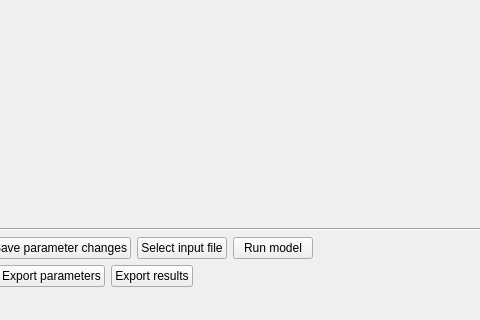
Old version of the form mainwindow.ui in the repository Lecheps/INCAView; both pictures show x 174 to 654 and y 529 to 849 of the 1120 by 849 pixel window.
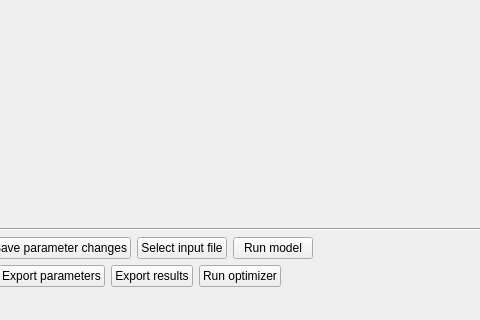
New version of the form. Custom widgets are drawn as their Qt base class.

Commit message: Allowed for use of optimizer

```diff
--- a/mainwindow.ui
+++ b/mainwindow.ui
@@ -321,6 +321,13 @@
         </property>
        </widget>
       </item>
+      <item>
+       <widget class="QPushButton" name="pushRunOptimizer">
+        <property name="text">
+         <string>Run optimizer</string>
+        </property>
+       </widget>
+      </item>
       <item>
        <spacer name="horizontalSpacer_2">
         <property name="orientation">
```
Left out of the diff: 2 changed lines with no effect on the pictures. The commit also changes 2 other files.
